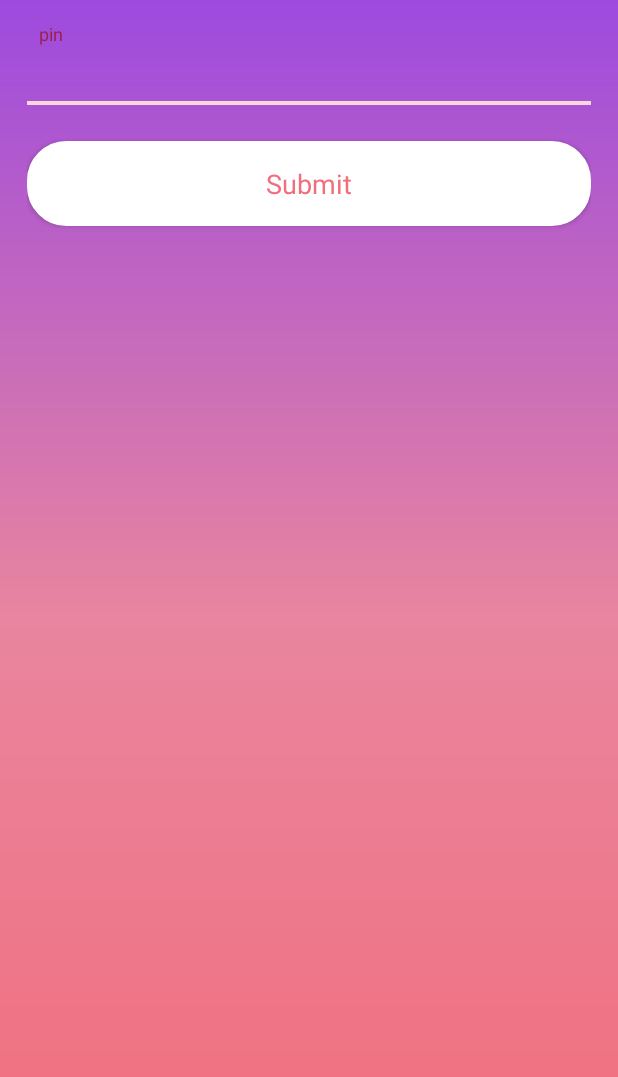
After one commit to abdula2i2/SecureMail, an Android app: the layout activity_pin_auth.xml on its own in the app's theme, with its tools: preview values and no code run, on a phone screen of 412 x 824 dp. The commit adds this screen. Shown: the top 1077 px of the screen. Run offline under Robolectric (Android 15) with nearby library versions, the phone set to English and light mode, and no system bars.

Commit message:
pin auth

```diff
--- a/app/build.gradle
+++ b/app/build.gradle
@@ -21,6 +21,9 @@ android {
 }
 
 dependencies {
+    compile 'com.google.firebase:firebase-core:11.6.0'
+    compile 'com.google.firebase:firebase-messaging:11.6.0'
+    compile 'com.google.firebase:firebase-auth:11.6.0'
     compile fileTree(include: ['*.jar'], dir: 'libs')
     androidTestCompile('com.android.support.test.espresso:espresso-core:2.2.2', {
         exclude group: 'com.android.support', module: 'support-annotations'
@@ -33,4 +36,6 @@ dependencies {
     compile 'com.android.support:design:25.3.1'
     compile 'com.android.support:support-v4:25.3.1'
     testCompile 'junit:junit:4.12'
+    implementation files('libs/GenAsync.jar')
 }
+apply plugin: 'com.google.gms.google-services'
--- a/app/src/main/AndroidManifest.xml
+++ b/app/src/main/AndroidManifest.xml
@@ -36,6 +36,7 @@
         <activity
             android:name=".settings"
             android:label="@string/settings" />
+        <activity android:name=".pin_auth"></activity>
     </application>
 
 </manifest>
--- a/app/src/main/java/com/mail/secure/securemail/GetEmails.java
+++ b/app/src/main/java/com/mail/secure/securemail/GetEmails.java
@@ -12,9 +12,11 @@ import android.widget.Toast;
 import com.sun.mail.imap.IMAPFolder;
 import java.io.IOException;
 import java.util.Properties;
+import javax.mail.BodyPart;
 import javax.mail.Folder;
 import javax.mail.Message;
 import javax.mail.MessagingException;
+import javax.mail.Multipart;
 import javax.mail.Session;
 import javax.mail.Store;
 
@@ -76,7 +78,7 @@ public class GetEmails extends AsyncTask<Void,Void,Void> {
         //تحديد خصائص الاتصال
         Properties properties = new Properties();
         properties.put("mail.store.protocol", "imap"); //تحديد البروتوكول
-        properties.put("mail.imap.host", "192.168.56.1");//تحديد الاميل سيرفر
+        properties.put("mail.imap.host", "192.168.1.87");//تحديد الاميل سيرفر
         properties.put("mail.imap.port", "143");//تحديد البورت
         //properties.setProperty( "mail.imaps.socketFactory.class", "com.mail.secure.securemail.MySSLSocketFactory" );// هذا عشان يحل مشكلة الشهادة
 
--- a/app/src/main/java/com/mail/secure/securemail/SetEmails.java
+++ b/app/src/main/java/com/mail/secure/securemail/SetEmails.java
@@ -58,8 +58,8 @@ public class SetEmails extends AsyncTask<Void,Void,Void> {
             Properties props = new Properties();
             props.put("mail.smtp.auth", "true");//كلام جرايد
             props.put("mail.smtp.starttls.enable", "true");//كلام جرايد مدري وش
-            props.put("mail.smtp.ssl.trust", "192.168.56.1");//هذي ما اتوقع منها فايده الا في النت بينز
-            props.put("mail.smtp.host", "192.168.56.1");//تحدد السيرفر
+            props.put("mail.smtp.ssl.trust", "192.168.1.87");//هذي ما اتوقع منها فايده الا في النت بينز
+            props.put("mail.smtp.host", "192.168.1.87");//تحدد السيرفر
       //  props.setProperty( "mail.smtp.socketFactory.class", "com.mail.secure.securemail.MySSLSocketFactory" ); // تحل مشكله الشهاده مع الجيميل
             props.put("mail.smtp.port", "25");// تحدد البورت
 
--- /dev/null
+++ b/app/src/main/res/layout/activity_pin_auth.xml
@@ -0,0 +1,77 @@
+<?xml version="1.0" encoding="utf-8"?>
+<LinearLayout xmlns:android="http://schemas.android.com/apk/res/android"
+    xmlns:tools="http://schemas.android.com/tools"
+    android:orientation="vertical"
+    android:layout_width="match_parent"
+    android:layout_height="match_parent"
+    android:paddingLeft="18dp"
+    android:paddingRight="18dp"
+    android:paddingTop="@dimen/activity_vertical_margin"
+    android:paddingBottom="@dimen/activity_vertical_margin"
+    android:background="@drawable/new_login_gradients"
+    >
+
+
+
+        <LinearLayout
+            android:layout_width="match_parent"
+            android:layout_height="wrap_content"
+            android:orientation="vertical">
+
+            <android.support.design.widget.TextInputLayout
+                android:layout_width="match_parent"
+                android:layout_height="wrap_content"
+                android:textColorHint="@color/White">
+
+                <EditText
+                    android:id="@+id/pin"
+                    android:layout_width="match_parent"
+                    android:layout_height="wrap_content"
+                    android:layout_marginTop="70dp"
+                    android:background="@android:color/transparent"
+                    android:drawablePadding="12dp"
+                    android:ems="10"
+                    android:hint="@string/pin"
+                    android:inputType="text"
+                    android:padding="8dp"
+                    android:paddingBottom="30dp"
+                    android:textColor="@color/White"
+                    tools:ignore="RtlHardcoded" />
+            </android.support.design.widget.TextInputLayout>
+
+
+            <View
+                android:layout_width="match_parent"
+                android:layout_height="1dp"
+                android:background="@color/Light_Pink" />
+
+            <android.support.design.widget.TextInputLayout
+                android:layout_width="match_parent"
+                android:layout_height="wrap_content"
+                android:textColorHint="@color/White">
+
+            </android.support.design.widget.TextInputLayout>
+
+            <View
+                android:layout_width="match_parent"
+                android:layout_height="1dp"
+                android:background="@color/Light_Pink" />
+
+        </LinearLayout>
+
+    <Button
+        android:id="@+id/submit"
+        style="@style/Base.TextAppearance.AppCompat.Body1"
+        android:layout_width="match_parent"
+        android:layout_height="wrap_content"
+        android:layout_marginTop="24dp"
+        android:background="@drawable/login"
+        android:onClick="submit"
+        android:padding="16dp"
+        android:text="@string/submit"
+        android:textAllCaps="false"
+        android:textColor="@color/Pink"
+        android:textSize="18sp" />
+
+
+</LinearLayout>
--- a/app/src/main/res/values/strings.xml
+++ b/app/src/main/res/values/strings.xml
@@ -58,8 +58,6 @@
     </string>
     <string name="sent_mail"></string>
     <string name="title_activity_mailbox2">mailbox2</string>
-    <string name="tab_text_1">Tab 1</string>
-    <string name="tab_text_2">Tab 2</string>
-    <string name="tab_text_3">Tab 3</string>
-    <string name="attachment">attachment</string>
+    <string name="submit">Submit</string>
+    <string name="pin">pin</string>
 </resources>
```
Also changed, not shown: app/src/main/java/com/mail/secure/securemail/MainActivity.java (+13 -22 lines), app/src/main/java/com/mail/secure/securemail/User.java (+9 -0 lines), app/src/main/java/com/mail/secure/securemail/getPhoneNum.java (added, +71 -0 lines), app/src/main/java/com/mail/secure/securemail/pin_auth.java (added, +135 -0 lines), build.gradle (+8 -1 lines), app/libs/GenAsync.jar (added).
